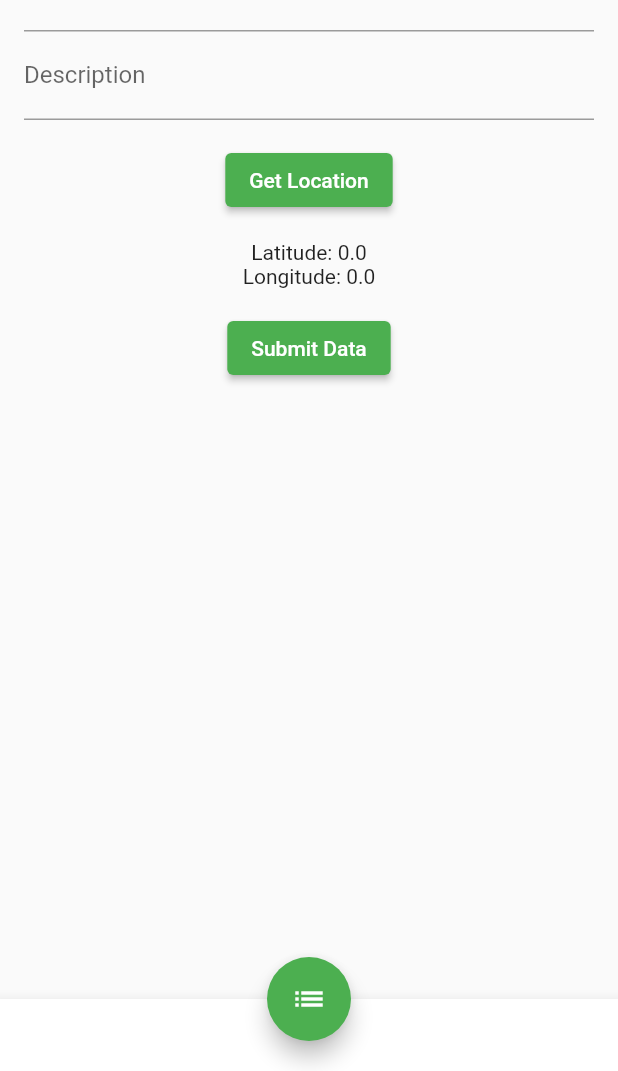
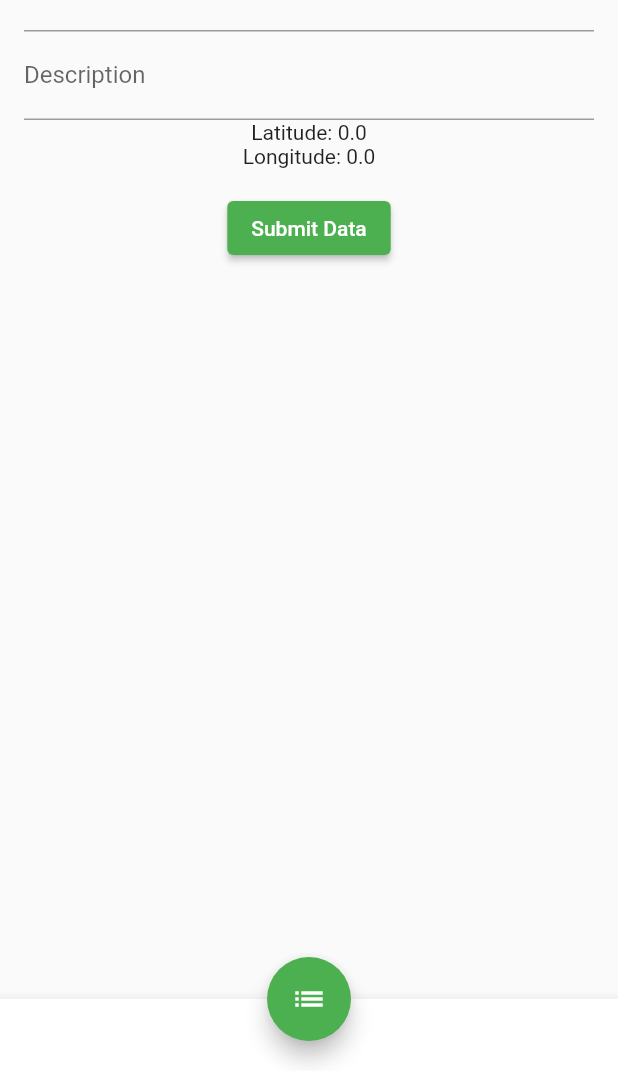
Before and after one commit to MuhammadMannan/GIS2023_RESEARCH_PROJECT, a Flutter app: the screen it shows after launch, on a phone screen of 412 x 824 dp, the part 165-1236 px from its top. Run offline on Flutter 3.47's test engine with Material 2 defaults, Android fonts, the phone set to English and light mode, and no system bars; our stand-ins replace cloud_firestore, firebase_core, geolocator, permission_handler; accounts and stored records are empty.

```diff
--- a/lib/add_plant.dart
+++ b/lib/add_plant.dart
@@ -169,7 +169,7 @@ class _MyAddPlant extends State<AddPlant> {
                 },
               ), */
 
-              Center(
+              /* Center(
                 child: Padding(
                   padding: EdgeInsets.symmetric(vertical: 16.0),
                   child: ElevatedButton(
@@ -181,7 +181,7 @@ class _MyAddPlant extends State<AddPlant> {
                     child: Text('Get Location'),
                   ),
                 ),
-              ),
+              ), */
               Center(child: Text('Latitude: $_latitude')),
               Center(child: Text('Longitude: $_longitude')),
               Center(
```
